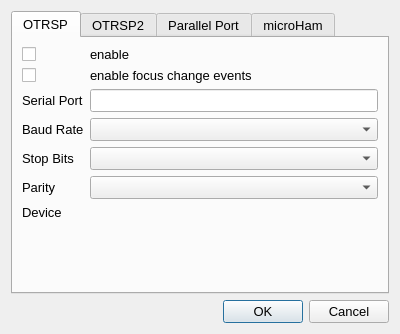
n4ogw/so2sdr, file so2sdr/so2rdialog.ui: the form before one commit.
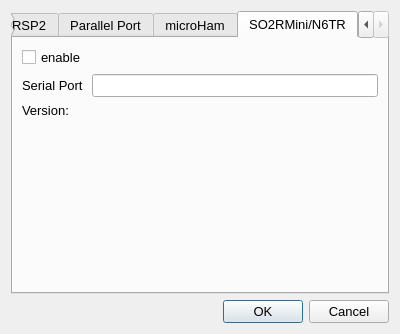
The form after the commit. The open tabs and pages were chosen to show the change.

The edit to the form file:
```diff
--- a/so2sdr/so2rdialog.ui
+++ b/so2sdr/so2rdialog.ui
@@ -421,6 +421,60 @@
        </item>
       </layout>
      </widget>
+     <widget class="QWidget" name="tab">
+      <attribute name="title">
+       <string>SO2RMini/N6TR</string>
+      </attribute>
+      <layout class="QVBoxLayout" name="verticalLayout">
+       <item>
+        <layout class="QFormLayout" name="formLayout">
+         <item row="0" column="0">
+          <widget class="QCheckBox" name="checkBoxMini">
+           <property name="text">
+            <string>enable</string>
+           </property>
+          </widget>
+         </item>
+         <item row="1" column="0">
+          <widget class="QLabel" name="label">
+           <property name="text">
+            <string>Serial Port</string>
+           </property>
+          </widget>
+         </item>
+         <item row="1" column="1">
+          <widget class="QLineEdit" name="lineEditMiniPort"/>
+         </item>
+         <item row="2" column="0">
+          <widget class="QLabel" name="label_2">
+           <property name="text">
+            <string>Version:</string>
+           </property>
+          </widget>
+         </item>
+         <item row="2" column="1">
+          <widget class="QLabel" name="labelMiniVersion">
+           <property name="sizePolicy">
+            <sizepolicy hsizetype="Preferred" vsizetype="Preferred">
+             <horstretch>0</horstretch>
+             <verstretch>0</verstretch>
+            </sizepolicy>
+           </property>
+           <property name="maximumSize">
+            <size>
+             <width>16777215</width>
+             <height>30</height>
+            </size>
+           </property>
+           <property name="text">
+            <string/>
+           </property>
+          </widget>
+         </item>
+        </layout>
+       </item>
+      </layout>
+     </widget>
     </widget>
    </item>
    <item>
```
